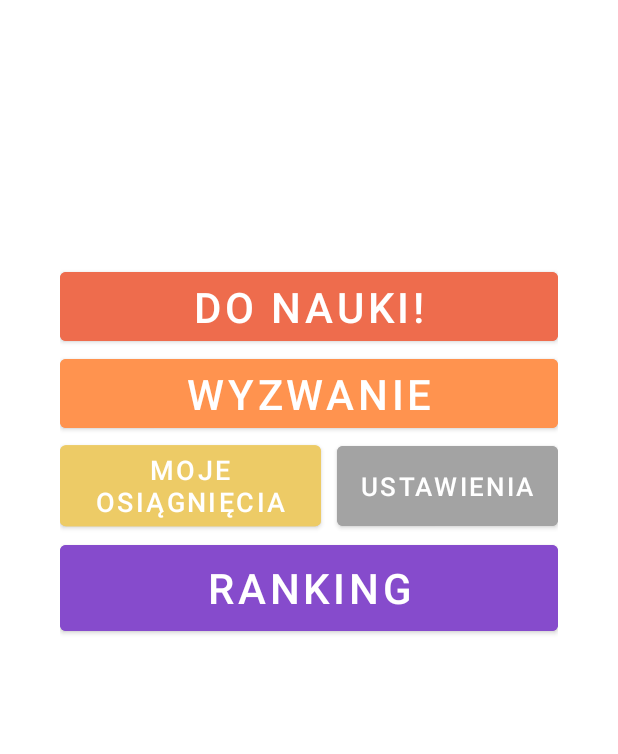
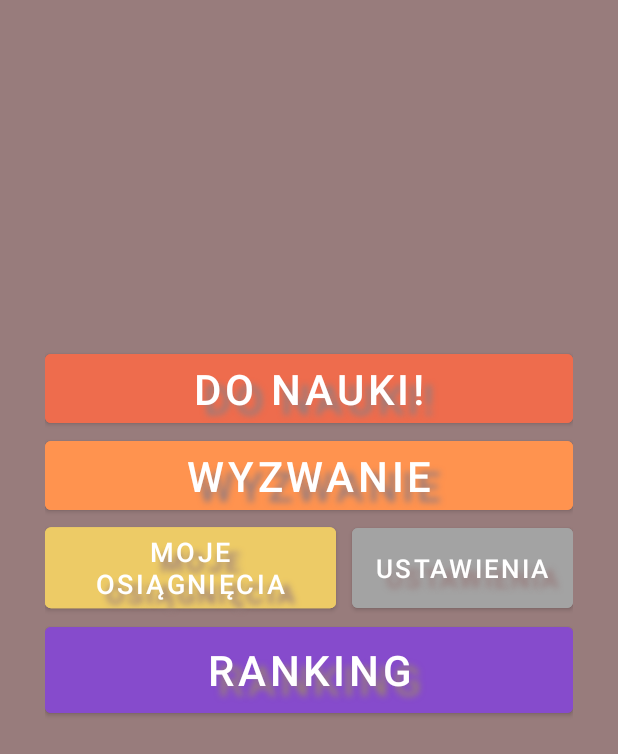
Before and after one commit to Jwalczaak/englishApp, an Android app: the screen it shows after launch (MainActivity), on a phone screen of 412 x 824 dp. Shown: the top 754 px of the screen. Run offline under Robolectric (Android 15) with nearby library versions, the phone set to English and light mode, and no system bars.

Commit message:
Added light shadow to the text

```diff
--- a/app/src/main/res/layout/activity_main.xml
+++ b/app/src/main/res/layout/activity_main.xml
@@ -3,16 +3,16 @@
     xmlns:app="http://schemas.android.com/apk/res-auto"
     xmlns:tools="http://schemas.android.com/tools"
     android:layout_width="match_parent"
-    android:layout_height="wrap_content"
-    android:background="@color/white"
+    android:layout_height="match_parent"
+    android:background="@color/brown"
     tools:context=".MainActivity">
 
     <LinearLayout
         android:layout_width="match_parent"
         android:layout_height="wrap_content"
-        android:layout_marginHorizontal="40dp"
-        android:layout_marginVertical="205dp"
-        android:translationY="-30dp"
+        android:layout_marginHorizontal="30dp"
+        android:layout_marginVertical="230dp"
+
         android:orientation="vertical">
 
         <Button
@@ -21,7 +21,12 @@
             android:layout_height="wrap_content"
             android:backgroundTint="@color/red"
             android:text="@string/menu_start_text"
-            android:textSize="28sp" />
+            android:textSize="28sp"
+            android:shadowRadius="5"
+            android:shadowDx="10"
+            android:shadowDy="10"
+            android:shadowColor="@color/brown"
+            />
 
         <Button
             android:id="@+id/challenge"
@@ -30,6 +35,10 @@
             android:backgroundTint="@color/skin"
             android:text="@string/menu_challenge_text"
             android:textSize="28sp"
+            android:shadowRadius="5"
+            android:shadowDx="10"
+            android:shadowDy="10"
+            android:shadowColor="@color/brown"
 
             />
 
@@ -47,7 +56,11 @@
                 android:text="@string/menu_achievements_text"
                 android:textSize="18sp"
                 android:textAlignment="center"
-                android:translationY="-10.5dp" />
+                android:translationY="-10.5dp"
+                android:shadowRadius="5"
+                android:shadowDx="10"
+                android:shadowDy="10"
+                android:shadowColor="@color/brown"/>
 
             <Button
                 android:id="@+id/settings"
@@ -59,7 +72,11 @@
                 android:backgroundTint="@color/grey"
                 android:text="@string/menu_settings_text"
                 android:textAlignment="gravity"
-                android:textSize="17sp" />
+                android:textSize="17sp"
+                android:shadowRadius="5"
+                android:shadowDx="10"
+                android:shadowDy="10"
+                android:shadowColor="@color/brown"/>
 
         </TableRow>
 
@@ -70,6 +87,10 @@
             android:backgroundTint="@color/purple"
             android:text="@string/menu_rank_text"
             android:textSize="28sp"
+            android:shadowRadius="5"
+            android:shadowDx="10"
+            android:shadowDy="10"
+            android:shadowColor="@color/brown"
              />
 
 
--- a/app/src/main/res/values/colors.xml
+++ b/app/src/main/res/values/colors.xml
@@ -12,7 +12,7 @@
     <color name="yellow">#FFF5F749</color>
     <color name="red">#FFEE6C4D</color>
     <color name="skin">#FF934F</color>
-    <color name="brown">#FF564138</color>
+    <color name="brown">#FF987C7C</color>
     <color name="grey">#FFa3a3a3</color>
     <color name="greyyellow">#FFedcb66</color>
     <color name="purple">#FF864bcc</color>
```
